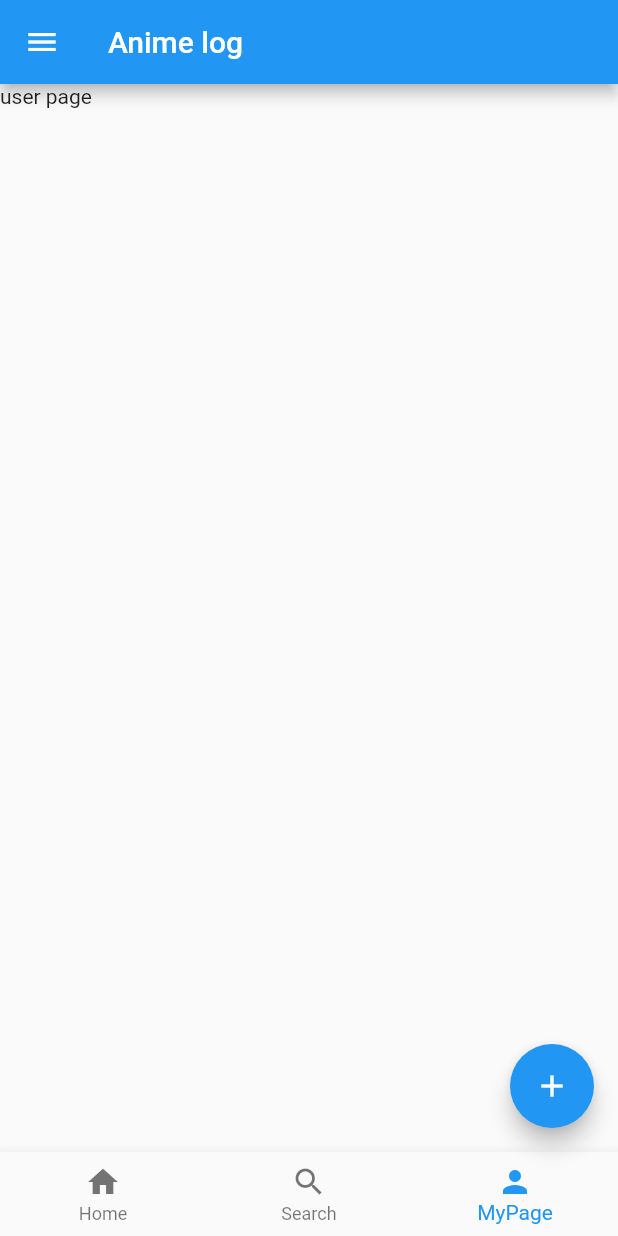
After one commit to masa08/habit_list, a Flutter app: the screen it shows after launch, item 3 of the bottom bar chosen, on a phone screen of 412 x 824 dp. The commit adds this screen. Run offline on Flutter 3.47's test engine with Material 2 defaults, Android fonts, the phone set to English and light mode, and no system bars; our stand-ins replace flutter_hooks, go_router, hooks_riverpod.

Commit message:
init base page structure

```diff
--- /dev/null
+++ b/lib/app.dart
@@ -0,0 +1,20 @@
+import 'package:anime_log/router.dart';
+import 'package:flutter/material.dart';
+import 'package:hooks_riverpod/hooks_riverpod.dart';
+
+class App extends HookConsumerWidget {
+  const App({Key? key}) : super(key: key);
+
+  @override
+  Widget build(BuildContext context, WidgetRef ref) {
+    final router = ref.watch(routerProvider);
+
+    return MaterialApp.router(
+      routeInformationParser: router.routeInformationParser,
+      routerDelegate: router.routerDelegate,
+      theme: ThemeData(
+        primarySwatch: Colors.blue,
+      )
+    );
+  }
+}
--- /dev/null
+++ b/lib/pages/home_page.dart
@@ -0,0 +1,27 @@
+import 'package:flutter/material.dart';
+import 'package:hooks_riverpod/hooks_riverpod.dart';
+
+class HomePage extends StatelessWidget {
+  const HomePage({Key? key}) : super(key: key);
+
+  @override
+  Widget build(BuildContext context) {
+    return SafeArea(
+      child: _Body(),
+    );
+  }
+}
+
+class _Body extends HookConsumerWidget {
+  @override
+  Widget build(BuildContext context, WidgetRef ref) {
+    return Center(
+        child: ListView.builder(
+          itemBuilder: (context, index) {
+          return const ListTile(
+            title: Text("anime details"),
+          );
+        }),
+      );
+  }
+}
--- /dev/null
+++ b/lib/pages/main_page.dart
@@ -0,0 +1,68 @@
+import 'package:anime_log/pages/home_page.dart';
+import 'package:anime_log/pages/search_page.dart';
+import 'package:anime_log/pages/user_page.dart';
+import 'package:flutter/material.dart';
+import 'package:flutter_hooks/flutter_hooks.dart';
+
+class MainPage extends HookWidget {
+  const MainPage({Key? key}) : super(key: key);
+
+  @override
+  Widget build(BuildContext context) {
+    // TODO: 国際化対応(L10)
+
+    final bottomTabItems = <BottomNavigationBarItem>[
+      const BottomNavigationBarItem(
+        icon: Icon(Icons.home),
+        label: 'Home',
+      ),
+      const BottomNavigationBarItem(
+        icon: Icon(Icons.search),
+        label: 'Search',
+      ),
+      const BottomNavigationBarItem(
+        icon: Icon(Icons.person),
+        label: 'MyPage',
+      ),
+    ];
+
+    final pages = [
+      const HomePage(),
+      const SearchPage(),
+      const UserPage()
+    ];
+
+    final currentIndex = useState(Pages.home.index);
+    final currentPage = useState(pages[currentIndex.value]);
+
+    onTap(index) {
+      currentIndex.value = index;
+      currentPage.value = pages[index];
+    }
+
+    return Scaffold(
+      appBar: AppBar(
+        leading: const Icon(Icons.menu),
+        title: const Text("Anime log"),
+      ),
+      body: currentPage.value,
+      floatingActionButton: FloatingActionButton(
+        onPressed: () { print("onpressed"); },
+        tooltip: 'Add Anime',
+        child: const Icon(Icons.add),
+      ),
+      bottomNavigationBar: BottomNavigationBar(
+        items: bottomTabItems,
+        currentIndex: currentIndex.value,
+        selectedItemColor: Colors.blue,
+        onTap: onTap,
+      ),
+    );
+  }
+}
+
+enum Pages {
+  home,
+  search,
+  user,
+}
--- /dev/null
+++ b/lib/pages/search_page.dart
@@ -0,0 +1,20 @@
+import 'package:flutter/material.dart';
+import 'package:hooks_riverpod/hooks_riverpod.dart';
+
+class SearchPage extends StatelessWidget {
+  const SearchPage({Key? key}) : super(key: key);
+
+  @override
+  Widget build(BuildContext context) {
+    return SafeArea(
+      child: _Body(),
+    );
+  }
+}
+
+class _Body extends HookConsumerWidget {
+  @override
+  Widget build(BuildContext context, WidgetRef ref) {
+    return const Text("search page");
+  }
+}
--- /dev/null
+++ b/lib/pages/user_page.dart
@@ -0,0 +1,20 @@
+import 'package:flutter/material.dart';
+import 'package:hooks_riverpod/hooks_riverpod.dart';
+
+class UserPage extends StatelessWidget {
+  const UserPage({Key? key}) : super(key: key);
+
+  @override
+  Widget build(BuildContext context) {
+    return SafeArea(
+      child: _Body(),
+    );
+  }
+}
+
+class _Body extends HookConsumerWidget {
+  @override
+  Widget build(BuildContext context, WidgetRef ref) {
+    return const Text("user page");
+  }
+}
--- /dev/null
+++ b/lib/router.dart
@@ -0,0 +1,32 @@
+import 'package:anime_log/pages/main_page.dart';
+import 'package:flutter/material.dart';
+import 'package:go_router/go_router.dart';
+import 'package:hooks_riverpod/hooks_riverpod.dart';
+
+final routerProvider = Provider(
+  (ref) => GoRouter(
+    initialLocation: '/',
+    routes: [
+      GoRoute(
+        path: '/',
+        // builder: (context, state) => const MainPage(),
+        builder: (context, state) => const MainPage(),
+        routes: [
+          // GoRoute(
+          //   name: RouteName.home,
+          //   path: RouteName.home,
+          //   builder: (context, state) => const MainPage(),
+          // ),
+        ],
+      ),
+    ],
+    errorPageBuilder: (context, state) => MaterialPage(
+      key: state.pageKey,
+      child: Scaffold(
+        body: Center(
+          child: Text(state.error.toString()),
+        ),
+      ),
+    ),
+  ),
+);
```
Also changed, not shown: lib/main.dart (+7 -76 lines).
